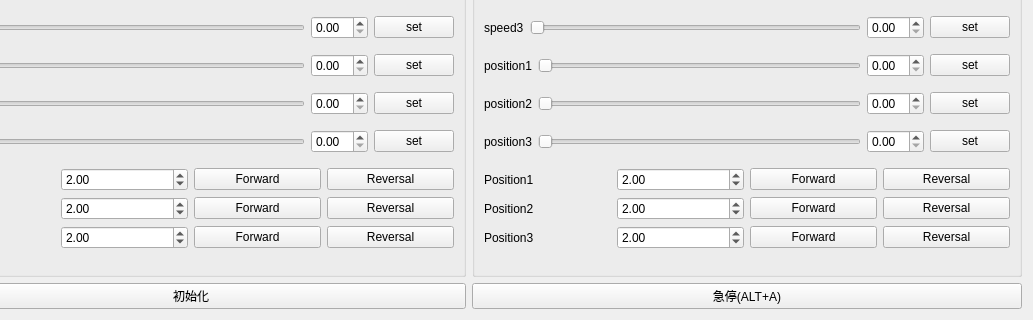
Before: the Qt Designer form jointcontrol.ui in lianglunfei/Robot2020-QT, drawn with Qt 5; both pictures show x 95 to 1128 and y 490 to 810 of the 1128 by 810 pixel window.
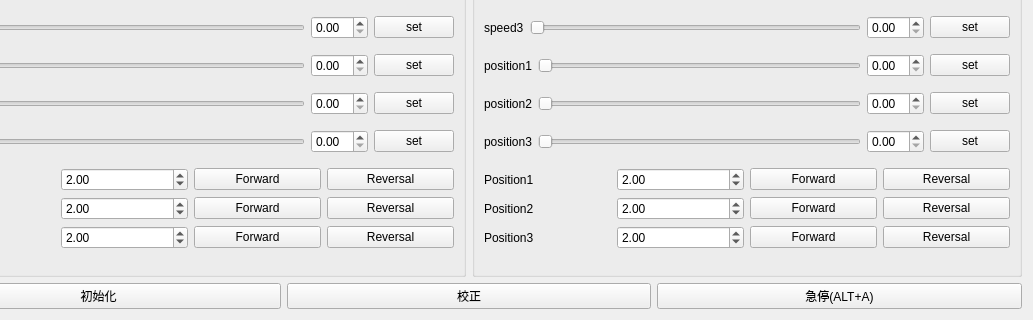
After: the same form once the commit is applied. Icons and pictures are not drawn. Custom widgets are drawn as their Qt base class.

```diff
--- a/jointcontrol.ui
+++ b/jointcontrol.ui
@@ -2017,6 +2017,13 @@
        </property>
       </widget>
      </item>
+     <item>
+      <widget class="QPushButton" name="caliPushButton">
+       <property name="text">
+        <string>校正</string>
+       </property>
+      </widget>
+     </item>
      <item>
       <widget class="QPushButton" name="emergencyStopPushButton">
        <property name="text">
```
